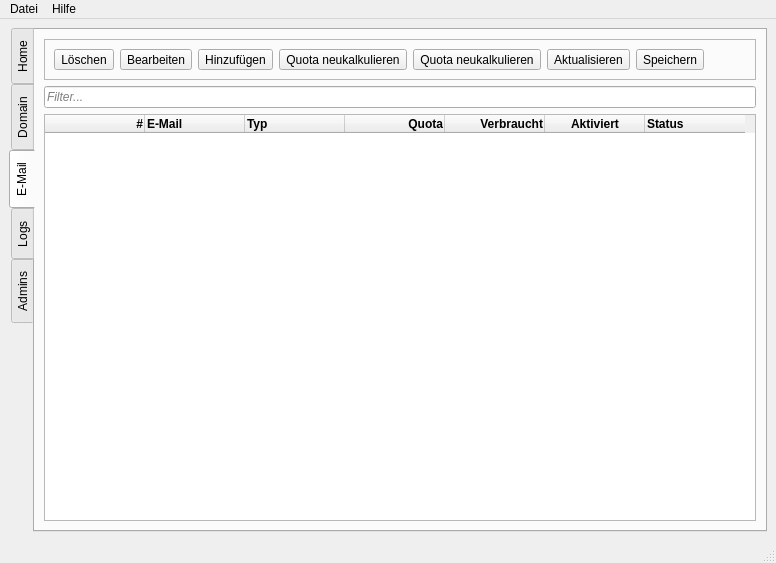
Before: the Qt Designer form flscp/ui/cp.ui in FLS-Wiesbaden/flscp, drawn with Qt 5.
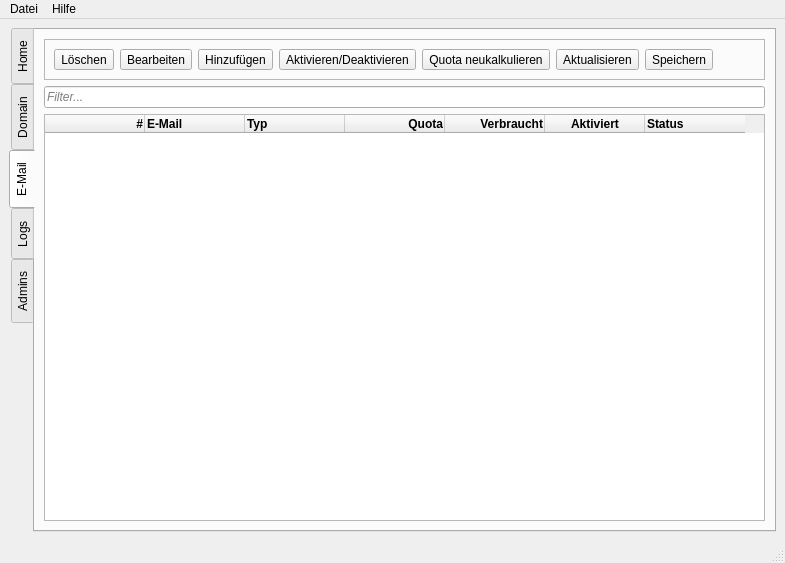
After: the same form once the commit is applied. The open tabs and pages were chosen to show the change. Icons and pictures are not drawn.

Commit message: changed cp ui and added toggle button

```diff
--- a/flscp/ui/cp.ui
+++ b/flscp/ui/cp.ui
@@ -579,7 +579,7 @@
               <string>&lt;html&gt;&lt;head/&gt;&lt;body&gt;&lt;p&gt;Hiermit kann ein Mail-Account aktiviert werden oder deaktiviert werden.&lt;/p&gt;&lt;/body&gt;&lt;/html&gt;</string>
              </property>
              <property name="text">
-              <string>Quota neukalkulieren</string>
+              <string>Aktivieren/Deaktivieren</string>
              </property>
              <property name="icon">
               <iconset resource="../res/logos.qrc">
```
Left out of the diff: 26 changed lines with no effect on the pictures. The commit also changes 1 other file.
